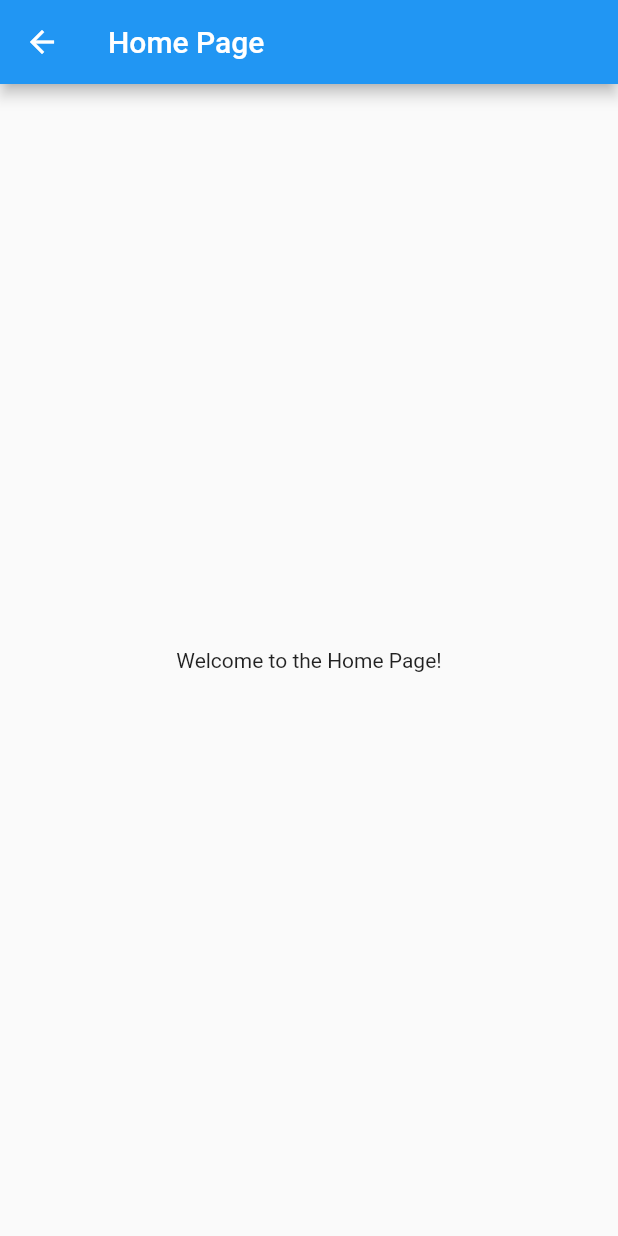
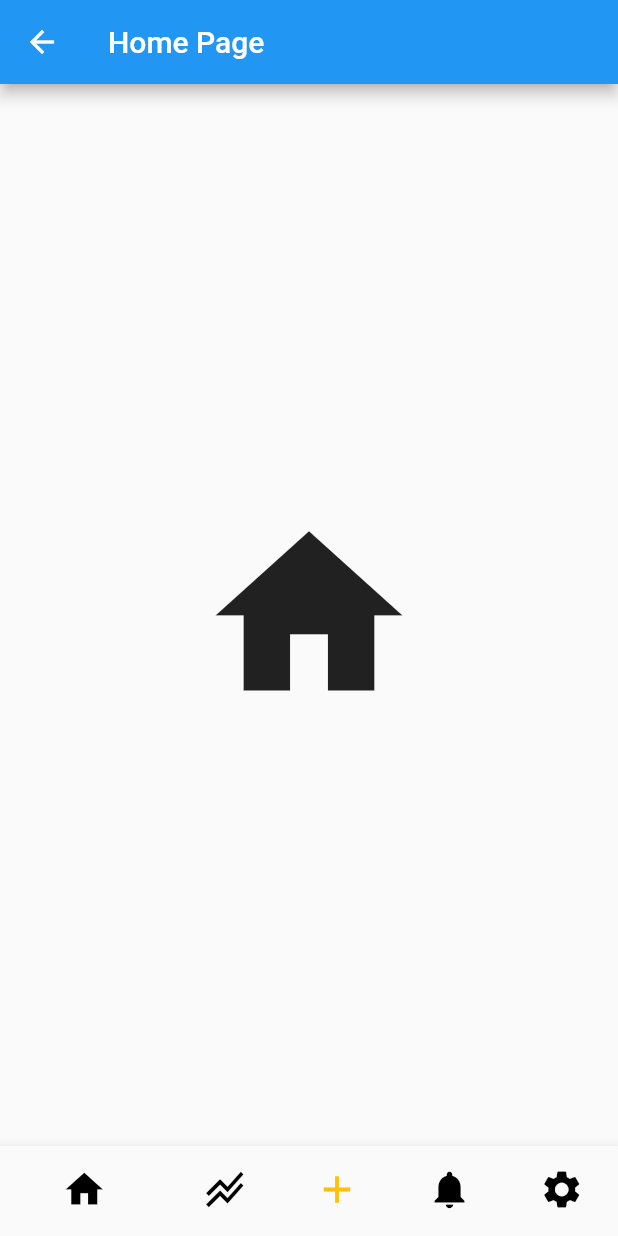
Before and after one commit to Mindo-Joseph/Habit-Tracker-PLP-2, a Flutter app: the HomePage screen opened directly, on a phone screen of 412 x 824 dp. Run offline on Flutter 3.47's test engine with Material 2 defaults, Android fonts, the phone set to English and light mode, and no system bars; our stand-ins replace firebase_auth, firebase_core; accounts and stored records are empty.

Commit message:
define the bottom navigation

```diff
--- a/lib/pages/homepage.dart
+++ b/lib/pages/homepage.dart
@@ -1,6 +1,15 @@
 import 'package:flutter/material.dart';
 
 class HomePage extends StatelessWidget {
+  int _selectedIndex = 0;
+
+  static const List<Widget> _pages = <Widget>[
+    Icon(Icons.home, size: 150),
+    Icon(Icons.stacked_line_chart_outlined, size: 150),
+    Icon(Icons.add, size: 150),
+    Icon(Icons.notifications, size: 150),
+    Icon(Icons.settings, size: 150)
+  ];
   @override
   Widget build(BuildContext context) {
     return Scaffold(
@@ -8,8 +17,29 @@ class HomePage extends StatelessWidget {
         title: Text('Home Page'),
       ),
       body: Center(
-        child: Text('Welcome to the Home Page!'),
+        child: _pages.elementAt(_selectedIndex)
       ),
+
+      bottomNavigationBar: BottomNavigationBar(
+        iconSize: 30,
+        showSelectedLabels: false,
+        showUnselectedLabels: false,
+        selectedLabelStyle: TextStyle(fontWeight: FontWeight.bold),
+        items: const <BottomNavigationBarItem>[
+          BottomNavigationBarItem(icon:Icon( Icons.home, color: Colors.black,), label: 'Today'),
+          BottomNavigationBarItem(icon: Icon(Icons.stacked_line_chart_outlined, color: Colors.black,), label: 'Analytics'),
+          BottomNavigationBarItem(icon: Icon(Icons.add, color: Colors.amber,), label: 'New'),
+          BottomNavigationBarItem(icon: Icon(Icons.notifications, color: Colors.black,), label: 'Notifications'),
+          BottomNavigationBarItem(icon: Icon(Icons.settings, color: Colors.black), label: 'Settings'),
+        ],
+        currentIndex: _selectedIndex,
+        onTap: _onItemTapped,
+      ),
+
     );
   }
+  void _onItemTapped(int index){
+    setState(()=>_selectedIndex=index);
+
+  }
 }
```
